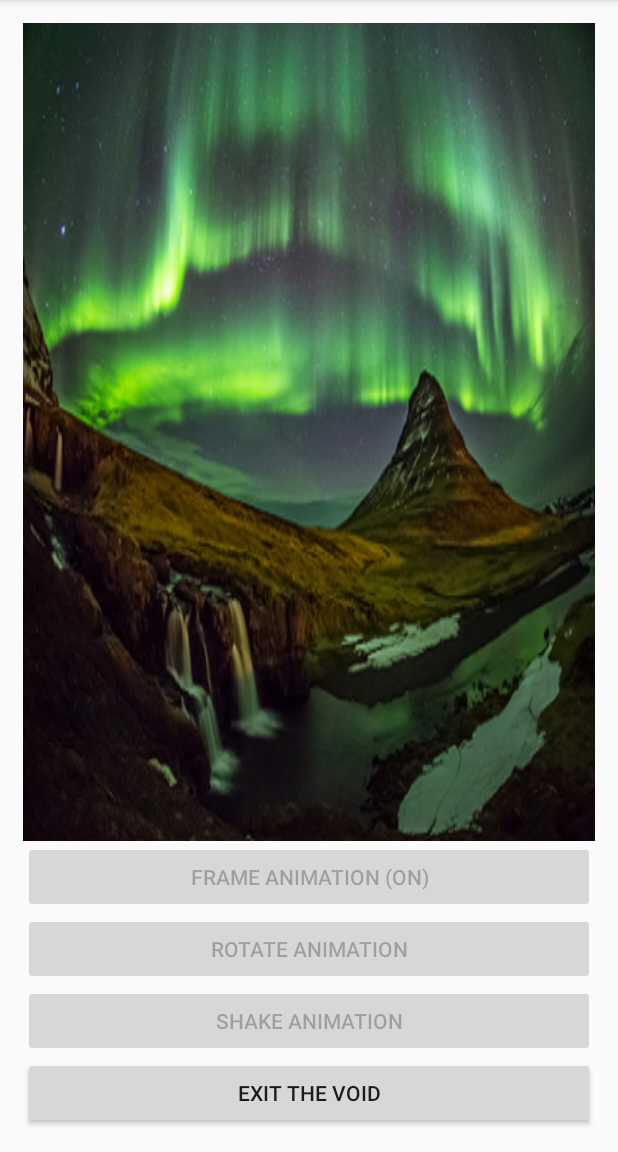
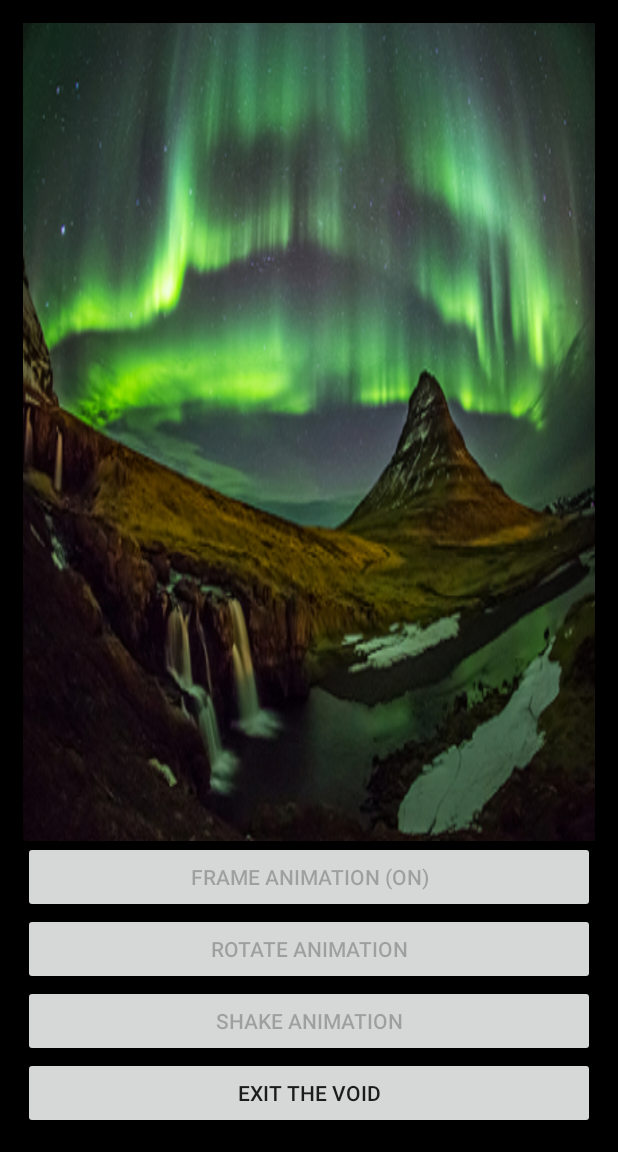
Before and after one commit to jinnandtonic/NorthernLightsAnimation, an Android app: the screen it shows after launch (AnimationActivity), after a tap on "ENTER THE VOID", on a phone screen of 412 x 824 dp, the part 84-1236 px from its top. Run offline under Robolectric (Android 15) with nearby library versions, the phone set to English and light mode, and no system bars.

Commit message:
fixed color settings (for now)

```diff
--- a/app/src/main/java/edu/orangecoastcollege/cs273/rmillett/northernlightsanimation/AnimationActivity.java
+++ b/app/src/main/java/edu/orangecoastcollege/cs273/rmillett/northernlightsanimation/AnimationActivity.java
@@ -1,5 +1,6 @@
 package edu.orangecoastcollege.cs273.rmillett.northernlightsanimation;
 
+import android.graphics.Color;
 import android.graphics.drawable.AnimationDrawable;
 import android.os.Bundle;
 import android.os.Handler;
@@ -10,10 +11,11 @@ import android.view.animation.Animation;
 import android.view.animation.AnimationUtils;
 import android.widget.Button;
 import android.widget.ImageView;
+import android.widget.LinearLayout;
 
 /**
- * <code>AnimationActivity</code> allows the user to interact with an animation by toggling or
- * adjusting various
+ * <code>AnimationActivity</code> allows the user to interact with an animation by toggling
+ * different buttons
  *
  */
 public class AnimationActivity extends AppCompatActivity {
@@ -26,6 +28,8 @@ public class AnimationActivity extends AppCompatActivity {
     private Animation customAnim;
 
     private Handler handler;
+
+    private LinearLayout northernLightsLinearLayout;
 
     private Button frameAnimButton;
     private Button rotateAnimButton;
@@ -42,6 +46,8 @@ public class AnimationActivity extends AppCompatActivity {
     protected void onCreate(Bundle savedInstanceState) {
         super.onCreate(savedInstanceState);
         setContentView(R.layout.activity_animation);
+
+        northernLightsLinearLayout = (LinearLayout) findViewById(R.id.northernLightsLinearLayout);
 
         lightsImageView = (ImageView) findViewById(R.id.lightsImageView);
 
@@ -134,18 +140,22 @@ public class AnimationActivity extends AppCompatActivity {
         if (!customAnim.hasStarted() || customAnim.hasEnded()) {
             lightsImageView.startAnimation(customAnim);
             customAnimButton.setText(getString(R.string.custom_anim_button_text_on));
-            enterVoid();
+            enterTheVoid();
             Log.e(TAG, "customAnim Started");
         }
         else {
             lightsImageView.clearAnimation();
             customAnimButton.setText(getString(R.string.custom_anim_button_text_off));
-            exitVoid();
+            exitTheVoid();
             Log.e(TAG, "customAnim Cleared");
         }
     }
 
-    private void enterVoid() {
+    // TODO: rethink this method
+    private void enterTheVoid() {
+        // change global theme to secondary
+        northernLightsLinearLayout.setBackgroundColor(Color.BLACK);
+
         // disable other buttons
         frameAnimButton.setEnabled(false);
         rotateAnimButton.setEnabled(false);
@@ -160,11 +170,13 @@ public class AnimationActivity extends AppCompatActivity {
             frameAnim.start();
             frameAnimButton.setText(getString(R.string.frame_anim_button_text_on));
         }
-
-        // TODO: change global theme to dark
     }
 
-    private void exitVoid() {
+    // TODO: rethink this method
+    private void exitTheVoid() {
+        // change global theme back to normal
+        northernLightsLinearLayout.setBackgroundColor(Color.WHITE);
+
         // enable other buttons
         frameAnimButton.setEnabled(true);
         rotateAnimButton.setEnabled(true);
@@ -173,7 +185,5 @@ public class AnimationActivity extends AppCompatActivity {
         // stop frame animation
         frameAnim.stop();
         frameAnimButton.setText(getString(R.string.frame_anim_button_text_off));
-
-        // TODO: change global theme back to normal
     }
 }
--- a/app/src/main/res/layout/activity_animation.xml
+++ b/app/src/main/res/layout/activity_animation.xml
@@ -2,6 +2,7 @@
 <LinearLayout xmlns:android="http://schemas.android.com/apk/res/android"
               xmlns:app="http://schemas.android.com/apk/res-auto"
               xmlns:tools="http://schemas.android.com/tools"
+              android:id="@+id/northernLightsLinearLayout"
               android:layout_width="match_parent"
               android:layout_height="match_parent"
               android:orientation="vertical"
@@ -23,7 +24,7 @@
         android:layout_height="wrap_content"
         android:layout_weight="0"
         android:onClick="toggleFrameAnim"
-        android:text="@string/frame_anim_button_text_off" />
+        android:text="@string/frame_anim_button_text_off"/>
 
     <Button
         android:id="@+id/rotateAnimButton"
@@ -31,7 +32,7 @@
         android:layout_height="wrap_content"
         android:layout_weight="0"
         android:onClick="toggleRotateAnim"
-        android:text="@string/rotate_anim_button_text" />
+        android:text="@string/rotate_anim_button_text"/>
 
     <Button
         android:id="@+id/shakeAnimButton"
@@ -39,7 +40,7 @@
         android:layout_height="wrap_content"
         android:layout_weight="0"
         android:onClick="toggleShakeAnim"
-        android:text="@string/shake_anim_button_text" />
+        android:text="@string/shake_anim_button_text"/>
 
     <Button
         android:id="@+id/customAnimButton"
@@ -47,5 +48,5 @@
         android:layout_height="wrap_content"
         android:layout_weight="0"
         android:onClick="toggleCustomAnim"
-        android:text="@string/custom_anim_button_text_off" />
+        android:text="@string/custom_anim_button_text_off"/>
 </LinearLayout>
```
Also changed, not shown: app/src/main/res/values/colors.xml (+7 -0 lines). Lines whose indentation alone changed are shown as unchanged.
